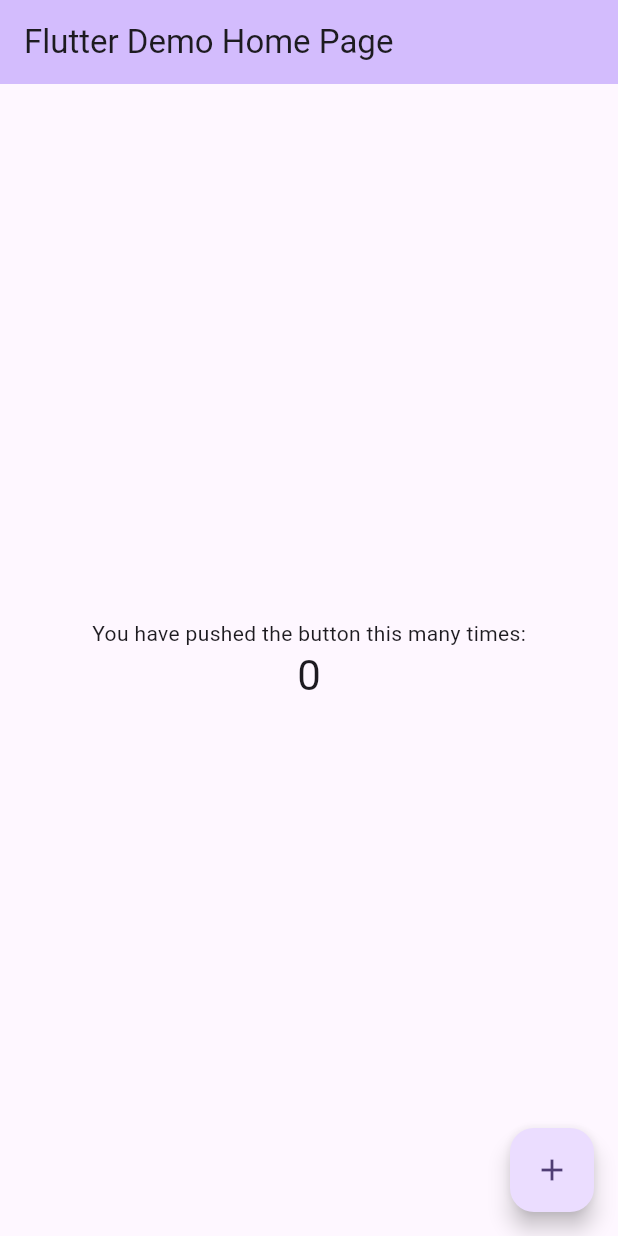
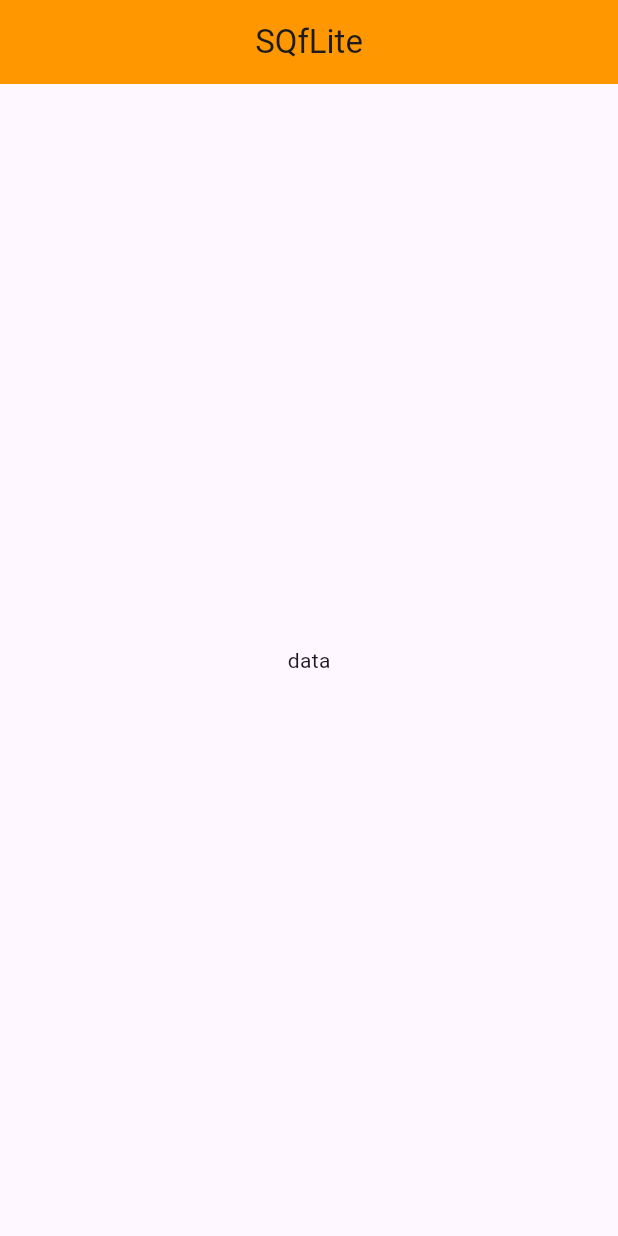
Before and after one commit to mohammedmaher3333333/sqflite_department, a Flutter app: the screen it shows after launch, on a phone screen of 412 x 824 dp. Run offline on Flutter 3.47's test engine with Material 3 defaults, Android fonts, the phone set to English and light mode, and no system bars; our stand-ins replace sqflite; accounts and stored records are empty.

```diff
--- /dev/null
+++ b/lib/app/my_app.dart
@@ -0,0 +1,14 @@
+import 'package:flutter/material.dart';
+import 'package:sqflite_department/views/user_screen.dart';
+
+class MyApp extends StatelessWidget {
+  const MyApp({super.key});
+
+  @override
+  Widget build(BuildContext context) {
+    return const MaterialApp(
+      debugShowCheckedModeBanner: false,
+      home: UserScreen(),
+    );
+  }
+}
--- /dev/null
+++ b/lib/core/database/sqlite/crud.dart
@@ -0,0 +1,6 @@
+abstract class CRUD{
+  int insert();
+  int update();
+  int delete();
+  int select();
+}
--- a/lib/main.dart
+++ b/lib/main.dart
@@ -1,121 +1,8 @@
 import 'package:flutter/material.dart';
-import 'package:sqflite/sqflite.dart'as sqfliteDataBase;
-void main() async {
+
+import 'package:sqflite_department/app/my_app.dart';
+
+void main() {
   WidgetsFlutterBinding.ensureInitialized();
-  String dataBasePath= await sqfliteDataBase.getDatabasesPath();
-  print(dataBasePath);
-  String myDbName="test.db";
-  String myDbPath="$dataBasePath/$myDbName";
-  int versionDb=1;
-  sqfliteDataBase.openDatabase(myDbPath,version: versionDb,onCreate: (db,int version) {
-    print(db);
-    print(version);
-  },
-  );
   runApp(const MyApp());
 }
-
-class MyApp extends StatelessWidget {
-  const MyApp({super.key});
-
-  // This widget is the root of your application.
-  @override
-  Widget build(BuildContext context) {
-    return MaterialApp(
-      title: 'Flutter Demo',
-      theme: ThemeData(
-        colorScheme: ColorScheme.fromSeed(seedColor: Colors.deepPurple),
-        useMaterial3: true,
-      ),
-      home: const MyHomePage(title: 'Flutter Demo Home Page'),
-    );
-  }
-}
-
-class MyHomePage extends StatefulWidget {
-  const MyHomePage({super.key, required this.title});
-
-  // This widget is the home page of your application. It is stateful, meaning
-  // that it has a State object (defined below) that contains fields that affect
-  // how it looks.
-
-  // This class is the configuration for the state. It holds the values (in this
-  // case the title) provided by the parent (in this case the App widget) and
-  // used by the build method of the State. Fields in a Widget subclass are
-  // always marked "final".
-
-  final String title;
-
-  @override
-  State<MyHomePage> createState() => _MyHomePageState();
-}
-
-class _MyHomePageState extends State<MyHomePage> {
-  int _counter = 0;
-
-  void _incrementCounter() {
-    setState(() {
-      // This call to setState tells the Flutter framework that something has
-      // changed in this State, which causes it to rerun the build method below
-      // so that the display can reflect the updated values. If we changed
-      // _counter without calling setState(), then the build method would not be
-      // called again, and so nothing would appear to happen.
-      _counter++;
-    });
-  }
-
-  @override
-  Widget build(BuildContext context) {
-    // This method is rerun every time setState is called, for instance as done
-    // by the _incrementCounter method above.
-    //
-    // The Flutter framework has been optimized to make rerunning build methods
-    // fast, so that you can just rebuild anything that needs updating rather
-    // than having to individually change instances of widgets.
-    return Scaffold(
-      appBar: AppBar(
-        // TRY THIS: Try changing the color here to a specific color (to
-        // Colors.amber, perhaps?) and trigger a hot reload to see the AppBar
-        // change color while the other colors stay the same.
-        backgroundColor: Theme.of(context).colorScheme.inversePrimary,
-        // Here we take the value from the MyHomePage object that was created by
-        // the App.build method, and use it to set our appbar title.
-        title: Text(widget.title),
-      ),
-      body: Center(
-        // Center is a layout widget. It takes a single child and positions it
-        // in the middle of the parent.
-        child: Column(
-          // Column is also a layout widget. It takes a list of children and
-          // arranges them vertically. By default, it sizes itself to fit its
-          // children horizontally, and tries to be as tall as its parent.
-          //
-          // Column has various properties to control how it sizes itself and
-          // how it positions its children. Here we use mainAxisAlignment to
-          // center the children vertically; the main axis here is the vertical
-          // axis because Columns are vertical (the cross axis would be
-          // horizontal).
-          //
-          // TRY THIS: Invoke "debug painting" (choose the "Toggle Debug Paint"
-          // action in the IDE, or press "p" in the console), to see the
-          // wireframe for each widget.
-          mainAxisAlignment: MainAxisAlignment.center,
-          children: <Widget>[
-            const Text(
-              'You have pushed the button this many times:',
-            ),
-            Text(
-              '$_counter',
-              style: Theme.of(context).textTheme.headlineMedium,
-            ),
-          ],
-        ),
-      ),
-      floatingActionButton: FloatingActionButton(
-        onPressed: _incrementCounter,
-        tooltip: 'Increment',
-        child: const Icon(Icons.add),
-      ), // This trailing comma makes auto-formatting nicer for build methods.
-    );
-  }
-}
--- /dev/null
+++ b/lib/views/user_screen.dart
@@ -0,0 +1,17 @@
+import 'package:flutter/material.dart';
+
+class UserScreen extends StatelessWidget {
+  const UserScreen({super.key});
+
+  @override
+  Widget build(BuildContext context) {
+    return Scaffold(
+      appBar: AppBar(
+        backgroundColor: Colors.orange,
+        centerTitle: true,
+        title: const Text("SQfLite"),
+      ),
+      body: const Center(child: Text("data"),),
+    );
+  }
+}
```
Also changed, not shown: lib/core/database/sqlite/my_sq_f_lite_database.dart (added, +47 -0 lines), 1 other file.
